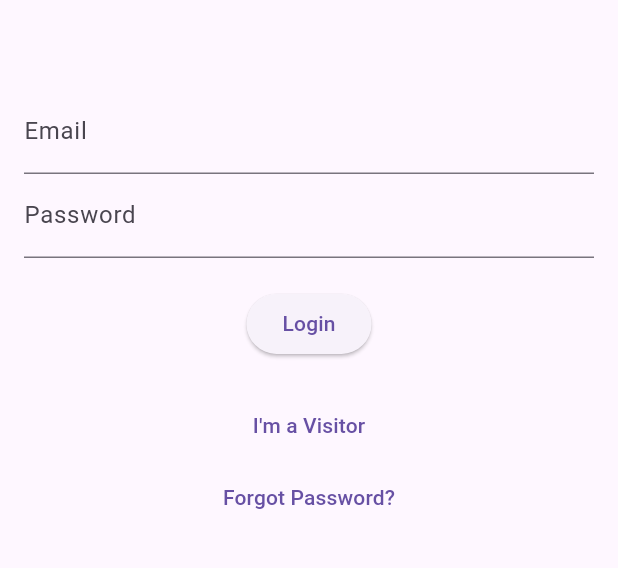
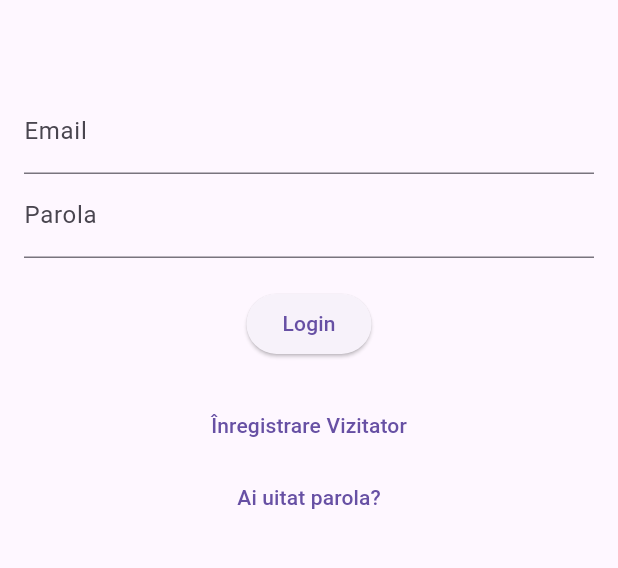
Before and after one commit to AbelC27/AcessIT, a Flutter app: the screen it shows after launch, on a phone screen of 412 x 824 dp, the part 388-956 px from its top. Run offline on Flutter 3.47's test engine with Material 3 defaults, Android fonts, the light colour scheme and no system bars; our stand-ins replace app_links, flutter_bluetooth_serial, flutter_dotenv, flutter_secure_storage, lottie, permission_handler and 2 more; missing offline and left inert: gotrue; accounts and stored records are empty.

Commit message:
merge tot 100%

```diff
--- a/lib/screens/login_screen.dart
+++ b/lib/screens/login_screen.dart
@@ -35,11 +35,11 @@ class _LoginScreenState extends State<LoginScreen> {
         );
       } else {
         ScaffoldMessenger.of(context).showSnackBar(
-          SnackBar(content: Text('Login failed. Please check credentials.')),
+          SnackBar(content: Text('Eroare la logare}')),
         );
       }
     } catch (e) {
-      print('Login error: $e');
+      print('Eroare la logare: $e');
       ScaffoldMessenger.of(context).showSnackBar(
         SnackBar(content: Text('Error: ${e.toString()}')),
       );
@@ -57,16 +57,16 @@ Future<void> _sendResetPasswordEmail() async {
         redirectTo: 'parkaccess://reset-password?email=$email',
       );
       ScaffoldMessenger.of(context).showSnackBar(
-        SnackBar(content: Text('Password reset email sent.')),
+        SnackBar(content: Text('Email de resetare trimis! Verifică-ți inbox-ul.')),
       );
     } catch (e) {
       ScaffoldMessenger.of(context).showSnackBar(
-        SnackBar(content: Text('Error sending reset email: $e')),
+        SnackBar(content: Text('Eroare la trimiterea de resetare: $e')),
       );
     }
   } else {
     ScaffoldMessenger.of(context).showSnackBar(
-      SnackBar(content: Text('Please enter your email first.')),
+      SnackBar(content: Text('Te rog introdu un email valid.')),
     );
   }
 }
@@ -89,7 +89,7 @@ Future<void> _sendResetPasswordEmail() async {
             ),
             TextField(
               controller: _passwordController,
-              decoration: InputDecoration(labelText: 'Password'),
+              decoration: InputDecoration(labelText: 'Parola'),
               obscureText: true,
             ),
             SizedBox(height: 20),
@@ -104,11 +104,11 @@ Future<void> _sendResetPasswordEmail() async {
               onPressed: () {
                 Navigator.pushNamed(context, '/visitor-register');
               },
-              child: Text("I'm a Visitor"),
+              child: Text("Înregistrare Vizitator"),
             ),
             TextButton(
               onPressed: _sendResetPasswordEmail,
-              child: Text('Forgot Password?'),
+              child: Text('Ai uitat parola?'),
             ),
           ],
         ),
```
